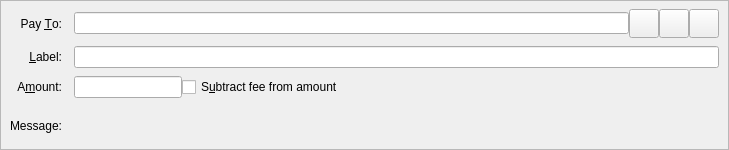
The window that src/qt/forms/sendcoinsentry.ui (unitusdev/unitus) describes before a commit, drawn with Qt 5.
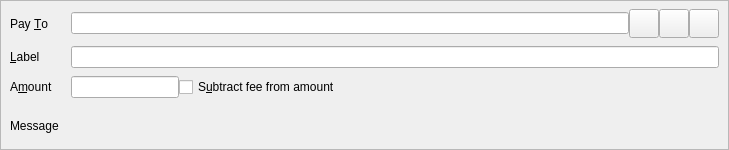
The same window after the commit. Icons and pictures are not drawn. Custom widgets are drawn as their Qt base class.

Diff of the .ui file:
```diff
--- a/src/qt/forms/sendcoinsentry.ui
+++ b/src/qt/forms/sendcoinsentry.ui
@@ -125,10 +125,10 @@
     <item row="3" column="0">
      <widget class="QLabel" name="messageLabel">
       <property name="text">
-       <string>Message:</string>
+       <string>Message</string>
       </property>
       <property name="alignment">
-       <set>Qt::AlignRight|Qt::AlignTrailing|Qt::AlignVCenter</set>
+       <set>Qt::AlignLeading|Qt::AlignLeft|Qt::AlignVCenter</set>
       </property>
      </widget>
     </item>
@@ -142,10 +142,10 @@
     <item row="0" column="0">
      <widget class="QLabel" name="payToLabel">
       <property name="text">
-       <string>Pay &amp;To:</string>
+       <string>Pay &amp;To</string>
       </property>
       <property name="alignment">
-       <set>Qt::AlignRight|Qt::AlignTrailing|Qt::AlignVCenter</set>
+       <set>Qt::AlignLeading|Qt::AlignLeft|Qt::AlignVCenter</set>
       </property>
       <property name="buddy">
        <cstring>payTo</cstring>
@@ -182,10 +182,10 @@
     <item row="2" column="0">
      <widget class="QLabel" name="amountLabel">
       <property name="text">
-       <string>A&amp;mount:</string>
+       <string>A&amp;mount</string>
       </property>
       <property name="alignment">
-       <set>Qt::AlignRight|Qt::AlignTrailing|Qt::AlignVCenter</set>
+       <set>Qt::AlignLeading|Qt::AlignLeft|Qt::AlignVCenter</set>
       </property>
       <property name="buddy">
        <cstring>payAmount</cstring>
@@ -195,10 +195,10 @@
     <item row="1" column="0">
      <widget class="QLabel" name="labellLabel">
       <property name="text">
-       <string>&amp;Label:</string>
+       <string>&amp;Label</string>
       </property>
       <property name="alignment">
-       <set>Qt::AlignRight|Qt::AlignTrailing|Qt::AlignVCenter</set>
+       <set>Qt::AlignLeading|Qt::AlignLeft|Qt::AlignVCenter</set>
       </property>
       <property name="buddy">
        <cstring>addAsLabel</cstring>
```
